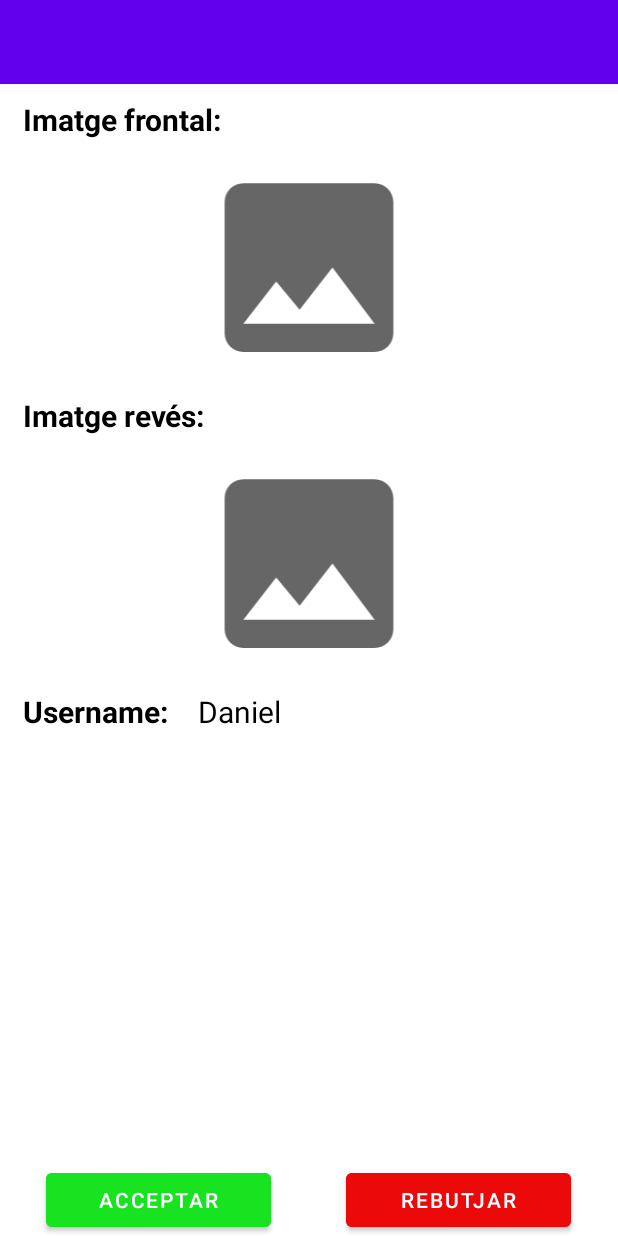
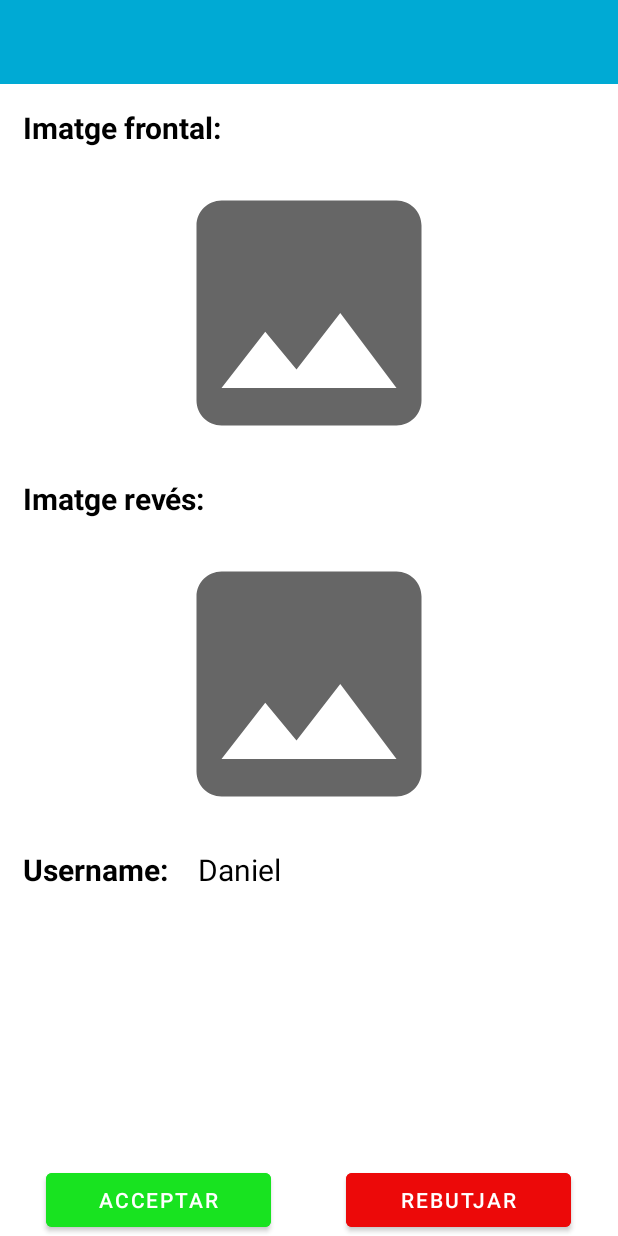
Before and after one commit to raul-sampietro/ElektroGo_adminapp, an Android app: the layout activity_driver_details.xml on its own in the app's theme, with its tools: preview values and no code run, on a phone screen of 412 x 824 dp. Run offline under Robolectric (Android 15) with nearby library versions, the phone set to English and light mode, and no system bars.

Commit message:
Retoca tamanys

```diff
--- a/app/src/main/java/elektroGo/adminapp/ui/driversConfirmation/DriverDetailsActivity.kt
+++ b/app/src/main/java/elektroGo/adminapp/ui/driversConfirmation/DriverDetailsActivity.kt
@@ -36,10 +36,10 @@ class DriverDetailsActivity : AppCompatActivity() {
         username = findViewById(R.id.UsernameValue)
         acceptButton = findViewById(R.id.acceptButton2)
         denyButton = findViewById(R.id.denyButton)
-        frontImage = findViewById(R.id.fronatlImage)
+        frontImage = findViewById(R.id.frontalImage)
         reverseImage = findViewById(R.id.backImage)
-
         username.text = intent.getStringExtra("username")
+        Toast.makeText(this, "S'estan carregant les imatges", Toast.LENGTH_LONG).show()
 
         Picasso.get().load("http://10.4.41.58:8080/drivers/${username.text}/imageFront").into(frontImage)
         Picasso.get().load("http://10.4.41.58:8080/drivers/${username.text}/imageBack").into(reverseImage)
--- a/app/src/main/java/elektroGo/adminapp/ui/vehicleConfirmation/DetailsVehicleActivity.kt
+++ b/app/src/main/java/elektroGo/adminapp/ui/vehicleConfirmation/DetailsVehicleActivity.kt
@@ -58,6 +58,9 @@ class DetailsVehicleActivity : AppCompatActivity() {
         drivingRangeValue.text = intent.getStringExtra("drivingRange")
         imageView.setImageResource(R.drawable.ic_baseline_image_24)
 
+        Toast.makeText(this, "S'està carregant la imatge", Toast.LENGTH_LONG).show()
+
+
         Picasso.get().load("http://10.4.41.58:8080/vehicles/${licensePlateValue.text}/image").into(imageView)
 
         acceptButton.setOnClickListener {
--- /dev/null
+++ b/app/src/main/res/color/bnv_tab_item_foreground.xml
@@ -0,0 +1,5 @@
+<?xml version="1.0" encoding="utf-8"?>
+<selector xmlns:android="http://schemas.android.com/apk/res/android">
+    <item android:state_checked="true" android:color="@color/blue_a" />
+    <item android:color="@color/white"  />
+</selector>
--- a/app/src/main/res/layout/activity_details_report.xml
+++ b/app/src/main/res/layout/activity_details_report.xml
@@ -19,8 +19,6 @@
     android:layout_height="match_parent">
 
 
-
-
     <ScrollView
         android:layout_width="match_parent"
         android:layout_height="match_parent"
@@ -31,7 +29,8 @@
             android:layout_height="wrap_content"
             android:orientation="vertical"
             android:layout_marginEnd="10dp"
-            android:layout_marginStart="10dp">
+            android:layout_marginStart="10dp"
+            android:layout_marginTop="15dp">
 
             <LinearLayout
                 android:layout_width="wrap_content"
--- a/app/src/main/res/layout/activity_driver_details.xml
+++ b/app/src/main/res/layout/activity_driver_details.xml
@@ -22,7 +22,7 @@
     <LinearLayout
         android:layout_width="match_parent"
         android:layout_height="match_parent"
-        android:layout_marginTop="10dp"
+        android:layout_marginTop="15dp"
         android:orientation="vertical"
         tools:ignore="MissingConstraints">
 
@@ -38,9 +38,9 @@
             android:textStyle="bold" />
 
         <ImageView
-            android:id="@+id/fronatlImage"
+            android:id="@+id/frontalImage"
             android:layout_width="300dp"
-            android:layout_height="150dp"
+            android:layout_height="200dp"
             android:layout_gravity="center"
             android:layout_marginBottom="10dp"
             android:scaleType="fitCenter"
@@ -60,7 +60,7 @@
         <ImageView
             android:id="@+id/backImage"
             android:layout_width="300dp"
-            android:layout_height="150dp"
+            android:layout_height="200dp"
             android:layout_gravity="center"
             android:layout_marginBottom="10dp"
             android:scaleType="fitCenter"
--- a/app/src/main/res/layout/activity_main.xml
+++ b/app/src/main/res/layout/activity_main.xml
@@ -11,8 +11,10 @@
         android:layout_width="match_parent"
         android:layout_height="wrap_content"
         android:layout_gravity="start"
-        android:background="#00008b"
+        android:background="?attr/colorPrimary"
         app:layout_constraintBottom_toBottomOf="parent"
+        app:itemIconTint="@color/bnv_tab_item_foreground"
+        app:itemTextColor="@color/bnv_tab_item_foreground"
         app:layout_constraintStart_toStartOf="parent"
         app:layout_constraintEnd_toEndOf="parent"
         app:menu="@menu/bottom_menu" />
--- a/app/src/main/res/layout/driver_list_item.xml
+++ b/app/src/main/res/layout/driver_list_item.xml
@@ -69,8 +69,7 @@
                 android:layout_marginEnd="10dp"
                 android:layout_gravity="left"
                 android:text="@string/showMoreButton"
-                android:textAlignment="textEnd"
-                android:textColor="@android:color/holo_blue_dark" />
+                android:textColor="@color/blue_b" />
 
         </LinearLayout>
 
--- a/app/src/main/res/layout/report_item.xml
+++ b/app/src/main/res/layout/report_item.xml
@@ -116,8 +116,7 @@
                     android:layout_marginEnd="10dp"
                     android:text="@string/showMoreButton"
                     android:textAlignment="textEnd"
-                    android:textColor="@android:color/holo_blue_dark" />
-                android:textColor="#2196F3" />
+                    android:textColor="@color/blue_b" />
             </LinearLayout>
         </LinearLayout>
 
--- a/app/src/main/res/layout/vehicle_list_item.xml
+++ b/app/src/main/res/layout/vehicle_list_item.xml
@@ -126,9 +126,8 @@
                 android:layout_marginEnd="10dp"
                 android:text="@string/showMoreButton"
                 android:textAlignment="textEnd"
-                android:textColor="@android:color/holo_blue_dark"
+                android:textColor="@color/blue_b"
                 tools:ignore="RtlCompat" />
-            android:textColor="#2196F3" />
         </LinearLayout>
 
     </RelativeLayout>
--- a/app/src/main/res/values-night/themes.xml
+++ b/app/src/main/res/values-night/themes.xml
@@ -2,15 +2,24 @@
 <!-- Base application theme. -->
 <style name="Theme.ElektroGo_adminapp" parent="Theme.MaterialComponents.DayNight.DarkActionBar">
     <!-- Primary brand color. -->
-        <item name="colorPrimary">@color/purple_200</item>
-        <item name="colorPrimaryVariant">@color/purple_700</item>
-        <item name="colorOnPrimary">@color/black</item>
+    <item name="colorPrimary">@color/blue_main</item>
+    <item name="colorPrimaryVariant">@color/blue_b</item>
+    <item name="colorOnPrimary">@color/white</item>
     <!-- Secondary brand color. -->
-        <item name="colorSecondary">@color/teal_200</item>
-        <item name="colorSecondaryVariant">@color/teal_200</item>
+    <item name="colorSecondary">@color/blue_a</item>
+    <item name="colorSecondaryVariant">@color/blue_c</item>
     <item name="colorOnSecondary">@color/black</item>
     <!-- Status bar color. -->
     <item name="android:statusBarColor" tools:targetApi="l">?attr/colorPrimaryVariant</item>
     <!-- Customize your theme here. -->
 </style>
+
+<style name="Theme.ElektroGo_adminapp.NoActionBar">
+    <item name="windowActionBar">true</item>
+    <item name="windowNoTitle">true</item>
+</style>
+
+<style name="Theme.ElektroGo_adminapp.AppBarOverlay" parent="ThemeOverlay.AppCompat.Dark.ActionBar" />
+
+<style name="Theme.ElektroGo_adminapp.PopupOverlay" parent="ThemeOverlay.AppCompat.Light" />
 </resources>
--- a/app/src/main/res/values/colors.xml
+++ b/app/src/main/res/values/colors.xml
@@ -1,10 +1,10 @@
 <?xml version="1.0" encoding="utf-8"?>
 <resources>
-    <color name="purple_200">#FFBB86FC</color>
-    <color name="purple_500">#FF6200EE</color>
-    <color name="purple_700">#FF3700B3</color>
-    <color name="teal_200">#FF03DAC5</color>
-    <color name="teal_700">#FF018786</color>
+    <color name="blue_a">#0B46E0</color>
+    <color name="blue_b">#0C83EB</color>
+    <color name="blue_main">#00AAD4</color>
+    <color name="blue_c">#0CEBDB</color>
+    <color name="blue_d">#0BE096</color>
     <color name="black">#FF000000</color>
     <color name="white">#FFFFFFFF</color>
     <color name="green">#00FF00</color>
--- a/app/src/main/res/values/themes.xml
+++ b/app/src/main/res/values/themes.xml
@@ -2,12 +2,12 @@
     <!-- Base application theme. -->
     <style name="Theme.ElektroGo_adminapp" parent="Theme.MaterialComponents.DayNight.DarkActionBar">
         <!-- Primary brand color. -->
-        <item name="colorPrimary">@color/purple_500</item>
-        <item name="colorPrimaryVariant">@color/purple_700</item>
+        <item name="colorPrimary">@color/blue_main</item>
+        <item name="colorPrimaryVariant">@color/blue_b</item>
         <item name="colorOnPrimary">@color/white</item>
         <!-- Secondary brand color. -->
-        <item name="colorSecondary">@color/teal_200</item>
-        <item name="colorSecondaryVariant">@color/teal_700</item>
+        <item name="colorSecondary">@color/blue_a</item>
+        <item name="colorSecondaryVariant">@color/blue_c</item>
         <item name="colorOnSecondary">@color/black</item>
         <!-- Status bar color. -->
         <item name="android:statusBarColor" tools:targetApi="l">?attr/colorPrimaryVariant</item>
```
Lines whose indentation alone changed are shown as unchanged.
